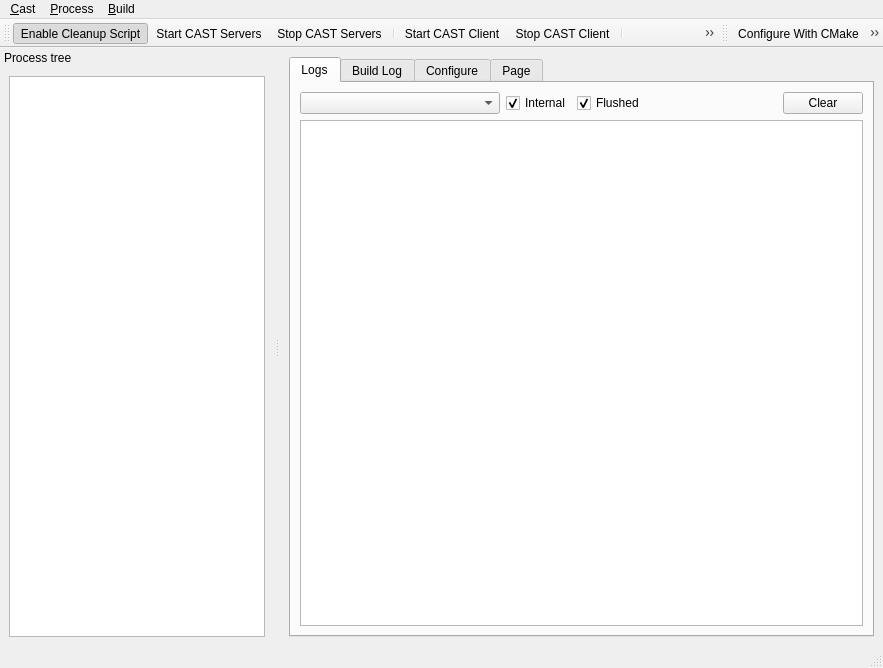
Before: the Qt Designer form tools/castctrl/trunk/qtui/mainwindow.ui in marc-hanheide/cogx, drawn with Qt 5.
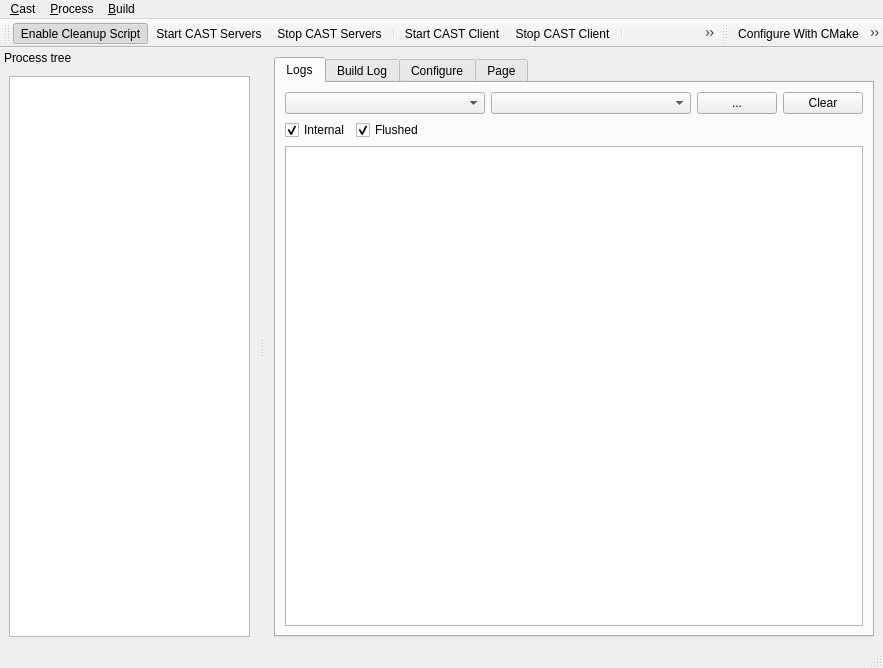
After: the same form once the commit is applied. Icons and pictures are not drawn.

Commit message: castctrl: filter messages by component

The edit to the form file:
```diff
--- a/tools/castctrl/trunk/qtui/mainwindow.ui
+++ b/tools/castctrl/trunk/qtui/mainwindow.ui
@@ -80,6 +80,47 @@
               </widget>
              </item>
              <item>
+              <widget class="QComboBox" name="componentFilterCmbx">
+               <property name="minimumSize">
+                <size>
+                 <width>200</width>
+                 <height>0</height>
+                </size>
+               </property>
+              </widget>
+             </item>
+             <item>
+              <widget class="QPushButton" name="btEditFilterComponents">
+               <property name="text">
+                <string>...</string>
+               </property>
+              </widget>
+             </item>
+             <item>
+              <spacer name="horizontalSpacer">
+               <property name="orientation">
+                <enum>Qt::Horizontal</enum>
+               </property>
+               <property name="sizeHint" stdset="0">
+                <size>
+                 <width>88</width>
+                 <height>17</height>
+                </size>
+               </property>
+              </spacer>
+             </item>
+             <item>
+              <widget class="QPushButton" name="btClearMainLog">
+               <property name="text">
+                <string>Clear</string>
+               </property>
+              </widget>
+             </item>
+            </layout>
+           </item>
+           <item>
+            <layout class="QHBoxLayout" name="horizontalLayout_21">
+             <item>
               <widget class="QCheckBox" name="ckShowInternalMsgs">
                <property name="text">
                 <string>Internal</string>
@@ -100,7 +141,7 @@
               </widget>
              </item>
              <item>
-              <spacer name="horizontalSpacer">
+              <spacer name="horizontalSpacer_14">
                <property name="orientation">
                 <enum>Qt::Horizontal</enum>
                </property>
@@ -112,13 +153,6 @@
                </property>
               </spacer>
              </item>
-             <item>
-              <widget class="QPushButton" name="btClearMainLog">
-               <property name="text">
-                <string>Clear</string>
-               </property>
-              </widget>
-             </item>
             </layout>
            </item>
            <item>
```
The commit also changes 7 other files.
